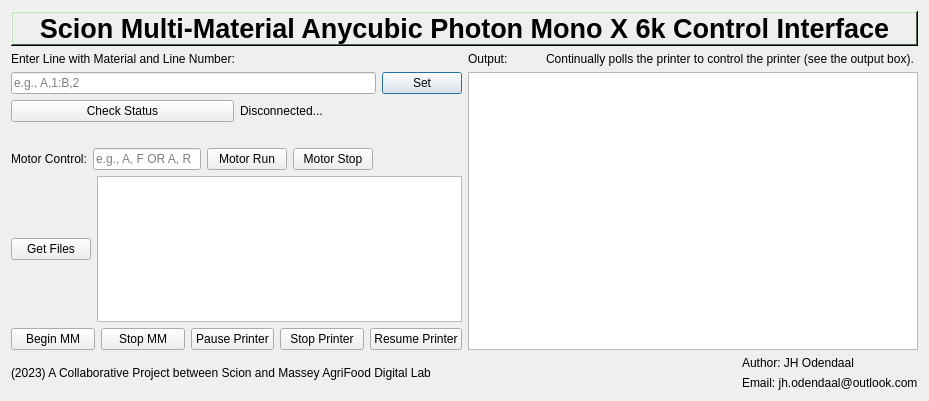
The window that src/gui/dialog.ui (ScionResearch/multi-material-printer) describes before a commit, drawn with Qt 5.
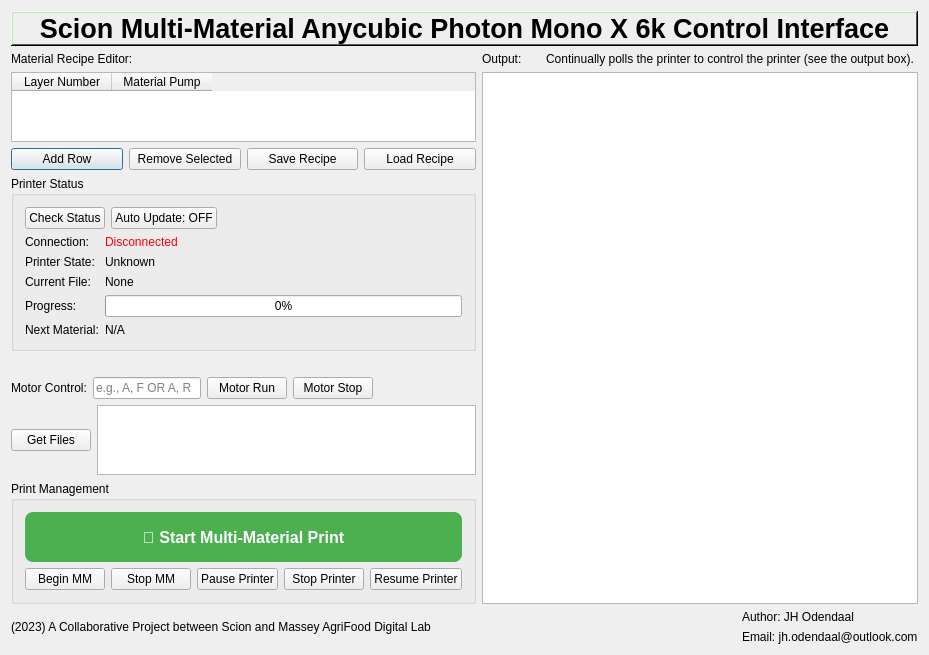
The same window after the commit.

Commit message: feat: Complete Phase 2 GUI enhancements and critical infrastructure analysis

What changed in the file:
```diff
--- a/src/gui/dialog.ui
+++ b/src/gui/dialog.ui
@@ -40,30 +40,73 @@
            <item>
             <widget class="QLabel" name="label_2">
              <property name="text">
-              <string>Enter Line with Material and Line Number:</string>
+              <string>Material Recipe Editor:</string>
              </property>
             </widget>
            </item>
+           <item>
+            <widget class="QTableWidget" name="recipeTable">
+             <property name="alternatingRowColors">
+              <bool>true</bool>
+             </property>
+             <property name="selectionBehavior">
+              <enum>QAbstractItemView::SelectRows</enum>
+             </property>
+             <property name="sortingEnabled">
+              <bool>false</bool>
+             </property>
+             <column>
+              <property name="text">
+               <string>Layer Number</string>
+              </property>
+             </column>
+             <column>
+              <property name="text">
+               <string>Material Pump</string>
+              </property>
+             </column>
+            </widget>
+           </item>
            <item>
             <layout class="QHBoxLayout" name="horizontalLayout_7">
              <item>
-              <widget class="QLineEdit" name="lineEdit">
-               <property name="placeholderText">
-                <string>e.g., A,1:B,2</string>
+              <widget class="QPushButton" name="addRecipeRow">
+               <property name="text">
+                <string>Add Row</string>
+               </property>
+              </widget>
+             </item>
+             <item>
+              <widget class="QPushButton" name="removeRecipeRow">
+               <property name="text">
+                <string>Remove Selected</string>
                </property>
               </widget>
              </item>
              <item>
               <widget class="QPushButton" name="submitline">
                <property name="text">
-                <string>Set</string>
+                <string>Save Recipe</string>
+               </property>
+              </widget>
+             </item>
+             <item>
+              <widget class="QPushButton" name="loadRecipe">
+               <property name="text">
+                <string>Load Recipe</string>
                </property>
               </widget>
              </item>
             </layout>
            </item>
            <item>
-            <layout class="QHBoxLayout" name="horizontalLayout_3">
+            <widget class="QGroupBox" name="statusGroupBox">
+             <property name="title">
+              <string>Printer Status</string>
+             </property>
+             <layout class="QVBoxLayout" name="statusVerticalLayout">
+              <item>
+               <layout class="QHBoxLayout" name="statusControlLayout">
              <item>
               <widget class="QPushButton" name="checkstatus">
                <property name="text">
@@ -72,13 +115,106 @@
               </widget>
              </item>
              <item>
-              <widget class="QLabel" name="statusLabel">
+                 <widget class="QPushButton" name="toggleAutoUpdate">
                <property name="text">
-                <string>Disconnected...</string>
+                   <string>Auto Update: OFF</string>
                </property>
               </widget>
              </item>
-            </layout>
+                <item>
+                 <spacer name="statusSpacer">
+                  <property name="orientation">
+                   <enum>Qt::Horizontal</enum>
+                  </property>
+                  <property name="sizeHint" stdset="0">
+                   <size>
+                    <width>40</width>
+                    <height>20</height>
+                   </size>
+                  </property>
+                 </spacer>
+                </item>
+               </layout>
+              </item>
+              <item>
+               <layout class="QGridLayout" name="statusInfoLayout">
+                <item row="0" column="0">
+                 <widget class="QLabel" name="connectionStatusLabel">
+                  <property name="text">
+                   <string>Connection:</string>
+                  </property>
+                 </widget>
+                </item>
+                <item row="0" column="1">
+                 <widget class="QLabel" name="connectionStatusValue">
+                  <property name="text">
+                   <string>Disconnected</string>
+                  </property>
+                  <property name="styleSheet">
+                   <string>color: red;</string>
+                  </property>
+                 </widget>
+                </item>
+                <item row="1" column="0">
+                 <widget class="QLabel" name="printerStateLabel">
+                  <property name="text">
+                   <string>Printer State:</string>
+                  </property>
+                 </widget>
+                </item>
+                <item row="1" column="1">
+                 <widget class="QLabel" name="printerStateValue">
+                  <property name="text">
+                   <string>Unknown</string>
+                  </property>
+                 </widget>
+                </item>
+                <item row="2" column="0">
+                 <widget class="QLabel" name="currentFileLabel">
+                  <property name="text">
+                   <string>Current File:</string>
+                  </property>
+                 </widget>
+                </item>
+                <item row="2" column="1">
+                 <widget class="QLabel" name="currentFileValue">
+                  <property name="text">
+                   <string>None</string>
+                  </property>
+                 </widget>
+                </item>
+                <item row="3" column="0">
+                 <widget class="QLabel" name="progressLabel">
+                  <property name="text">
+                   <string>Progress:</string>
+                  </property>
+                 </widget>
+                </item>
+                <item row="3" column="1">
+                 <widget class="QProgressBar" name="printProgressBar">
+                  <property name="value">
+                   <number>0</number>
+                  </property>
+                 </widget>
+                </item>
+                <item row="4" column="0">
+                 <widget class="QLabel" name="nextMaterialLabel">
+                  <property name="text">
+                   <string>Next Material:</string>
+                  </property>
+                 </widget>
+                </item>
+                <item row="4" column="1">
+                 <widget class="QLabel" name="nextMaterialValue">
+                  <property name="text">
+                   <string>N/A</string>
+                  </property>
+                 </widget>
+                </item>
+               </layout>
+              </item>
+             </layout>
+            </widget>
            </item>
           </layout>
          </item>
@@ -170,7 +306,48 @@
         </layout>
        </item>
        <item>
-        <layout class="QHBoxLayout" name="horizontalLayout_4">
+        <widget class="QGroupBox" name="printControlGroupBox">
+         <property name="title">
+          <string>Print Management</string>
+         </property>
+         <layout class="QVBoxLayout" name="printControlLayout">
+          <item>
+           <widget class="QPushButton" name="startMultiMaterialPrint">
+            <property name="minimumSize">
+             <size>
+              <width>0</width>
+              <height>50</height>
+             </size>
+            </property>
+            <property name="font">
+             <font>
+              <pointsize>12</pointsize>
+              <weight>75</weight>
+              <bold>true</bold>
+             </font>
+            </property>
+            <property name="text">
+             <string>🚀 Start Multi-Material Print</string>
+            </property>
+            <property name="styleSheet">
+             <string>QPushButton {
+    background-color: #4CAF50;
+    color: white;
+    border: none;
+    border-radius: 8px;
+    padding: 10px;
+}
+QPushButton:hover {
+    background-color: #45a049;
+}
+QPushButton:pressed {
+    background-color: #3d8b40;
+}</string>
+            </property>
+           </widget>
+          </item>
+          <item>
+           <layout class="QHBoxLayout" name="printControlButtons">
          <item>
           <widget class="QPushButton" name="startPr">
            <property name="text">
@@ -207,6 +384,9 @@
           </widget>
          </item>
         </layout>
+          </item>
+         </layout>
+        </widget>
        </item>
        <item>
         <layout class="QHBoxLayout" name="horizontalLayout_5"/>
```
Lines whose indentation alone changed are shown as unchanged. The commit also changes 7 other files.
